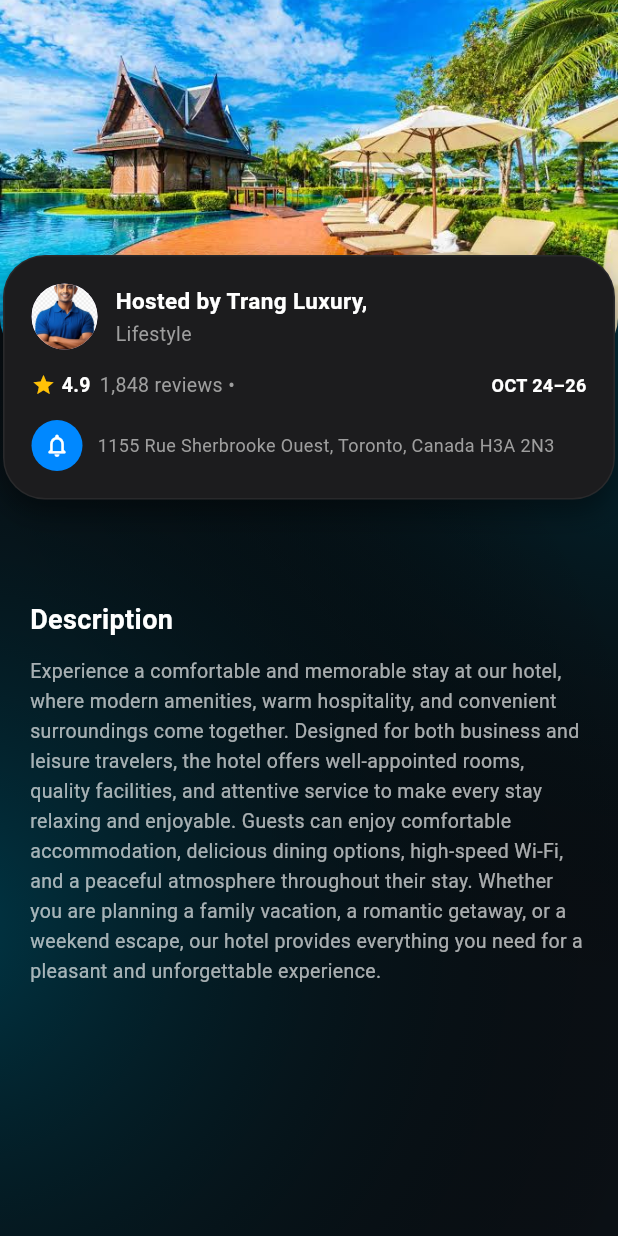
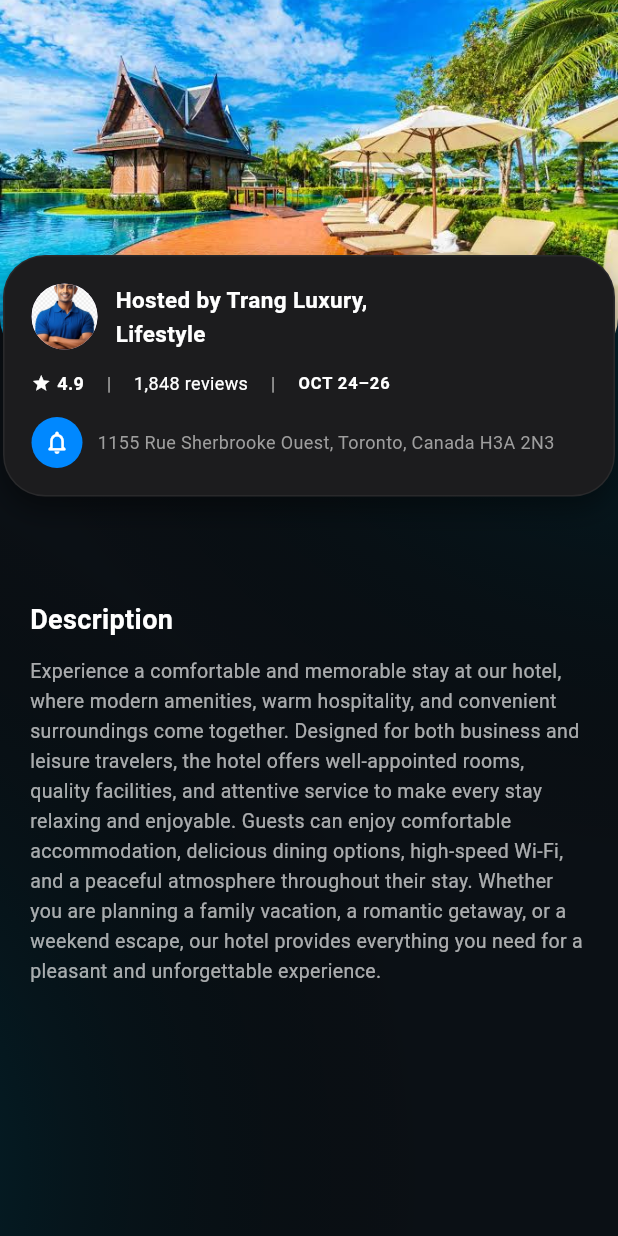
Before and after one commit to Ksumitkumar/test_assignment, a Flutter app: the ResortScreen screen opened by its route, on a phone screen of 412 x 824 dp. Run offline on Flutter 3.47's test engine with Material 3 defaults, Android fonts, the phone set to English and light mode, and no system bars; our stand-ins replace go_router; network calls fail.

Commit message:
fixed issue

```diff
--- a/lib/presentation/resort_screen.dart
+++ b/lib/presentation/resort_screen.dart
@@ -21,7 +21,7 @@ class ResortScreen extends StatelessWidget {
             child: Container(
               decoration: const BoxDecoration(
                 gradient: RadialGradient(
-                  center: Alignment(1.2, -0.6),
+                  center: Alignment(1.2, -0.8),
                   radius: 1.2,
                   colors: [
                     Color(0xFF003848),
@@ -38,7 +38,7 @@ class ResortScreen extends StatelessWidget {
             child: Container(
               decoration: const BoxDecoration(
                 gradient: RadialGradient(
-                  center: Alignment(-1.2, 0.5),
+                  center: Alignment(-2.0, 0.9),
                   radius: 1.2,
                   colors: [
                     Color(0xFF003848),
@@ -125,8 +125,9 @@ class ResortScreen extends StatelessWidget {
                                         Text(
                                           AppStrings.lifestyle,
                                           style: TextStyle(
-                                            color: Colors.grey,
-                                            fontSize: 13,
+                                            color: Colors.white,
+                                            fontWeight: FontWeight.bold,
+                                            fontSize: 15,
                                           ),
                                         ),
                                       ],
@@ -137,37 +138,54 @@ class ResortScreen extends StatelessWidget {
                               const SizedBox(height: 14),
 
                               // Rating, Reviews & Date Row
+                              // Rating, Reviews & Date Row (Matching Figma directly)
+                              // 2. Star, Reviews & Date Row
                               Row(
                                 children: [
-                                  const Icon(Icons.star,
-                                      color: Colors.amber, size: 16),
+                                  const Icon(
+                                    Icons.star,
+                                    color: Colors.white, // White star
+                                    size: 13,
+                                  ),
                                   const SizedBox(width: 4),
                                   const Text(
                                     "4.9",
                                     style: TextStyle(
                                       color: Colors.white,
-                                      fontWeight: FontWeight.bold,
-                                      fontSize: 13,
+                                      fontWeight: FontWeight.w600,
+                                      fontSize: 12,
                                     ),
                                   ),
-                                  const SizedBox(width: 6),
-                                  const Expanded(
-                                    child: Text(
-                                      "${AppStrings.reviewsText} • ",
-                                      maxLines: 1,
-                                      overflow: TextOverflow.ellipsis,
+                                  const SizedBox(width: 15),
+                                  Text("|",
                                       style: TextStyle(
                                         color: Colors.grey,
-                                        fontSize: 13,
-                                      ),
+                                        fontWeight: FontWeight.w600,
+                                        fontSize: 12,
+                                      )),
+                                  const SizedBox(width: 15),
+                                  Text(
+                                    "${AppStrings.reviewsText}",
+                                    style: TextStyle(
+                                      color: Colors.white,
+                                      fontSize: 12,
                                     ),
                                   ),
+                                  const SizedBox(width: 15),
+                                  Text("|",
+                                      style: TextStyle(
+                                        color: Colors.grey,
+                                        fontWeight: FontWeight.w600,
+                                        fontSize: 12,
+                                      )),
+                                  const SizedBox(width: 15),
                                   const Text(
                                     "OCT 24–26",
                                     style: TextStyle(
                                       color: Colors.white,
-                                      fontWeight: FontWeight.bold,
-                                      fontSize: 12,
+                                      fontWeight: FontWeight.w600,
+                                      fontSize: 11,
+                                      letterSpacing: 0.6,
                                     ),
                                   ),
                                 ],
```
